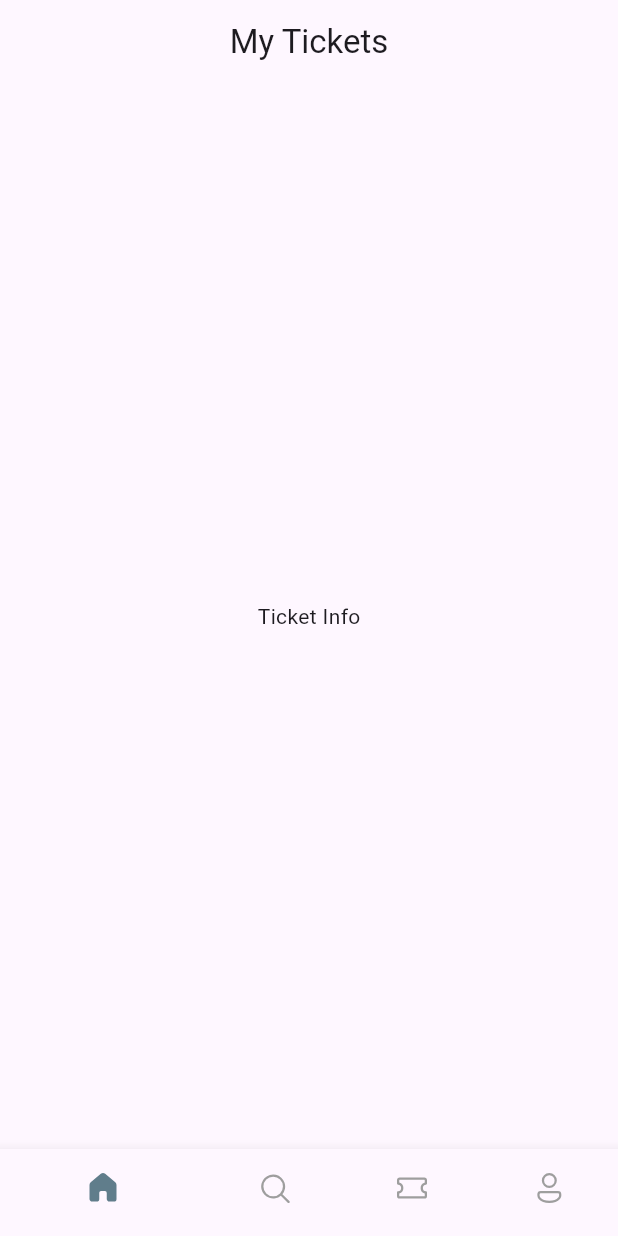
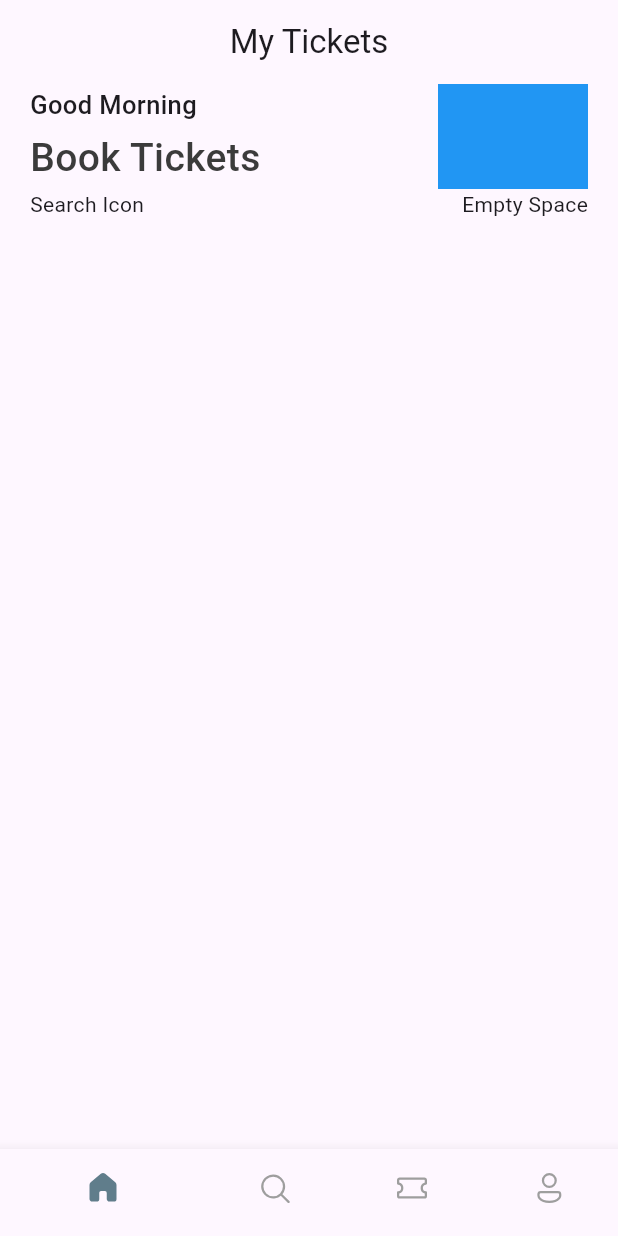
Before and after one commit to ojanardana/belajarflutterngento, a Flutter app: the screen it shows after launch, on a phone screen of 412 x 824 dp. Run offline on Flutter 3.47's test engine with Material 3 defaults, Android fonts, the phone set to English and light mode, and no system bars; our stand-ins replace fluentui_icons.

Commit message:
row and column container widget, font style,

```diff
--- /dev/null
+++ b/lib/Homescreen/home_screen.dart
@@ -0,0 +1,62 @@
+import 'package:flutter/material.dart';
+import 'package:flutter/cupertino.dart';
+
+class HomeScreen extends StatelessWidget {
+  const HomeScreen({super.key});
+
+  @override
+  Widget build(BuildContext context) {
+    //column row
+    return Scaffold(
+      // Scrollable effect
+      body: ListView(
+        children: [
+          Container(
+            padding: const EdgeInsets.symmetric(horizontal: 20), // Container padding
+            child: Column(
+              children: [
+                Row(
+                  mainAxisAlignment: MainAxisAlignment.spaceBetween, // Main axis
+                  children: [
+                    const Column(
+                      crossAxisAlignment: CrossAxisAlignment.start,
+                      children: [
+                        Text("Good Morning", style: TextStyle(fontSize: 17, fontWeight: FontWeight.w500)), //
+                        SizedBox(height: 5),
+                        Text(
+                          "Book Tickets", //
+                          style: TextStyle(
+                            //
+                            fontSize: 26, // size
+                            fontWeight: FontWeight.w500,
+                            color: Color(0xFF3b3b3b),
+                          ), // color
+                        ), // text style
+                      ],
+                    ),
+                    Container(
+                      color: Colors.blue, // Container color
+                      width: 100, // Container width
+                      height: 70, // Container height
+                    ),
+                  ],
+                ),
+                const Row(
+                  mainAxisAlignment: MainAxisAlignment.spaceBetween, // Misahin dengan centre of point tengah
+                  children: [
+                    Text("Search Icon"), //
+                    Text("Empty Space"), //
+                  ],
+                ), // row
+              ],
+            ), // column
+          ), // container
+        ],
+      ), // listview
+    ); // scaffold
+  }
+}
+
+
+//container bisa nested to another child misalnya gini
+// Container (child : Container())
--- a/lib/base/bottom_navbar.dart
+++ b/lib/base/bottom_navbar.dart
@@ -1,5 +1,6 @@
 import 'package:flutter/material.dart';
 import 'package:fluentui_icons/fluentui_icons.dart';
+import 'package:my_first_app/Homescreen/home_screen.dart';
 
 class BottomNavBar extends StatefulWidget {
   const BottomNavBar({super.key});
@@ -9,12 +10,28 @@ class BottomNavBar extends StatefulWidget {
 }
 
 class _BottomNavBarState extends State<BottomNavBar> {
+  final appScreen = [
+    const HomeScreen(),
+    const Text("Search Screen"),
+    const Text("Ticket Screen"),
+    const Text("Profile Screen"),
+  ];
+
+  int _selectedIndex = 0;
+  void _onItemTapped(int index) {
+    setState(() {
+      _selectedIndex = index;
+    });
+  }
+
   @override
   Widget build(BuildContext context) {
     return Scaffold(
       appBar: AppBar(title: Center(child: Text("My Tickets"))),
-      body: Center(child: Text("Ticket Info")),
+      body: Center(child: appScreen[_selectedIndex]),
       bottomNavigationBar: BottomNavigationBar(
+        currentIndex: _selectedIndex,
+        onTap: _onItemTapped,
         selectedItemColor: Colors.blueGrey,
         unselectedItemColor: Colors.grey,
         showSelectedLabels: false,
@@ -27,17 +44,17 @@ class _BottomNavBarState extends State<BottomNavBar> {
           BottomNavigationBarItem(
             icon: Icon(FluentSystemIcons.ic_fluent_search_regular),
             activeIcon: Icon(FluentSystemIcons.ic_fluent_search_filled),
-            label: "Home",
+            label: "Search",
           ),
           BottomNavigationBarItem(
             icon: Icon(FluentSystemIcons.ic_fluent_ticket_regular),
             activeIcon: Icon(FluentSystemIcons.ic_fluent_ticket_filled),
-            label: "Home",
+            label: "Ticket",
           ),
           BottomNavigationBarItem(
             icon: Icon(FluentSystemIcons.ic_fluent_person_regular),
             activeIcon: Icon(FluentSystemIcons.ic_fluent_person_filled),
-            label: "Home",
+            label: "Profile",
           ),
         ],
       ),
--- a/lib/main.dart
+++ b/lib/main.dart
@@ -2,6 +2,8 @@ import 'package:flutter/material.dart';
 import 'package:my_first_app/base/bottom_navbar.dart';
 
 void main() {
+  var myList = ["Flutter", "Laravel", "PHP"];
+  print("${myList.length}");
   runApp(const MyApp());
 }
 
```
